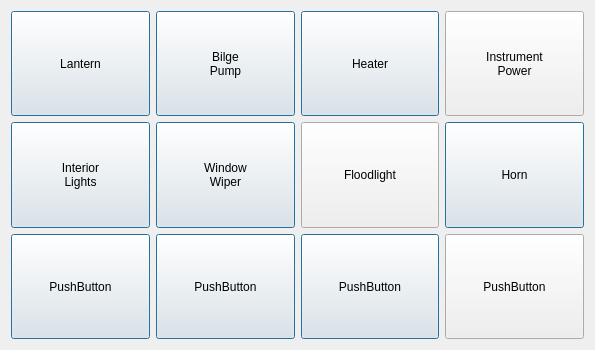
geirwanvik/WDrov, file WDguiBoat/WDguiBoat/hmi/instrumentform.ui: the form before one commit.
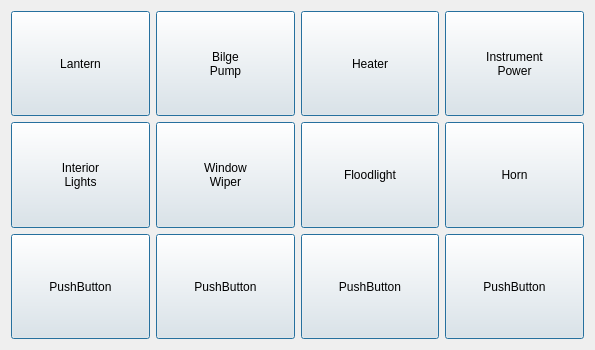
The form after the commit.

```diff
--- a/WDguiBoat/WDguiBoat/hmi/instrumentform.ui
+++ b/WDguiBoat/WDguiBoat/hmi/instrumentform.ui
@@ -28,6 +28,9 @@
      <property name="text">
       <string>PushButton</string>
      </property>
+     <property name="default">
+      <bool>true</bool>
+     </property>
     </widget>
    </item>
    <item row="2" column="3">
@@ -187,6 +190,15 @@
       <string>Instrument
 Power</string>
      </property>
+     <property name="autoDefault">
+      <bool>false</bool>
+     </property>
+     <property name="default">
+      <bool>true</bool>
+     </property>
+     <property name="flat">
+      <bool>false</bool>
+     </property>
     </widget>
    </item>
    <item row="0" column="3">
@@ -316,6 +328,9 @@
      <property name="text">
       <string>Floodlight</string>
      </property>
+     <property name="default">
+      <bool>true</bool>
+     </property>
     </widget>
    </item>
   </layout>
```
